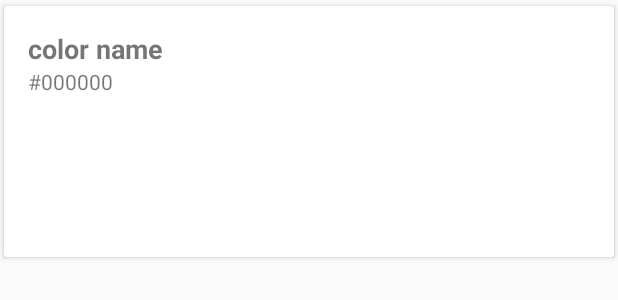
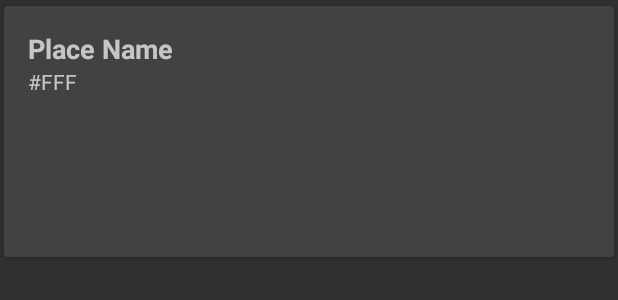
Before and after one commit to AlecksJohanssen/AlecksAssignment, an Android app: the layout search_results_list_item.xml on its own in the app's theme, with its tools: preview values and no code run, on a phone screen of 412 x 824 dp. Shown: the top 300 px of the screen. Run offline under Robolectric (Android 15) with nearby library versions, the phone set to English and light mode, and no system bars.

Commit message:
Added Search bar and Fix UI

```diff
--- a/app/src/main/AndroidManifest.xml
+++ b/app/src/main/AndroidManifest.xml
@@ -8,7 +8,7 @@
         android:icon="@mipmap/ic_launcher"
         android:label="@string/app_name"
         android:supportsRtl="true"
-        android:theme="@style/AppTheme12">
+        android:theme="@style/Theme.AppCompat.NoActionBar">
         <activity android:name=".MainActivity">
             <intent-filter>
                 <action android:name="android.intent.action.MAIN" />
--- a/app/src/main/java/com/example/alecksjohansson/Assignment/RecyclerViewFragment.java
+++ b/app/src/main/java/com/example/alecksjohansson/Assignment/RecyclerViewFragment.java
@@ -22,7 +22,7 @@ import com.github.florent37.materialviewpager.header.MaterialViewPagerHeaderDeco
 public class RecyclerViewFragment extends Fragment {
 
     static final boolean GRID_LAYOUT = false;
-    private static final int ITEM_COUNT = 4;
+    private static final int ITEM_COUNT = 2;
     private RecyclerView mRecyclerView;
     private RecyclerView.Adapter mAdapter;
     private List<Object> mContentItems = new ArrayList<>();
--- a/app/src/main/java/com/example/alecksjohansson/Assignment/SearchResultsListAdapter.java
+++ b/app/src/main/java/com/example/alecksjohansson/Assignment/SearchResultsListAdapter.java
@@ -37,8 +37,8 @@ public class SearchResultsListAdapter extends RecyclerView.Adapter<SearchResults
 
         public ViewHolder(View view) {
             super(view);
-            mColorName = (TextView) view.findViewById(R.id.color_name);
-            mColorValue = (TextView) view.findViewById(R.id.color_value);
+            mColorName = (TextView) view.findViewById(R.id.place_name);
+            mColorValue = (TextView) view.findViewById(R.id.place_value);
             mTextContainer = view.findViewById(R.id.text_container);
         }
     }
--- a/app/src/main/res/layout/fragment_layout.xml
+++ b/app/src/main/res/layout/fragment_layout.xml
@@ -4,4 +4,5 @@
     android:id="@+id/recyclerView"
     android:layout_width="match_parent"
     android:layout_height="match_parent"
+    android:layout_marginTop="250dp"
     />
--- a/app/src/main/res/layout/search_results_list_item.xml
+++ b/app/src/main/res/layout/search_results_list_item.xml
@@ -14,17 +14,17 @@
         android:padding="16dp">
 
         <TextView
-            android:id="@+id/color_name"
+            android:id="@+id/place_name"
             android:layout_width="match_parent"
             android:layout_height="wrap_content"
             android:textStyle="bold"
             android:textSize="18sp"
-            tools:text="color name" />
+            tools:text="Place Name" />
 
         <TextView
-            android:id="@+id/color_value"
+            android:id="@+id/place_value"
             android:layout_width="match_parent"
             android:layout_height="wrap_content"
-            tools:text="#000000" />
+            tools:text="#FFF" />
     </LinearLayout>
 </android.support.v7.widget.CardView>
```
Also changed, not shown: app/src/main/res/drawable/search_1.xml (added, +13 -0 lines), app/src/main/res/layout/booking_fragment.xml (+32 -12 lines), app/src/main/res/drawable/search.xml (renamed from app/src/main/res/drawable/earch.xml).
